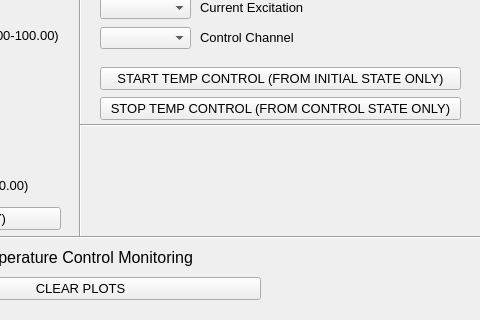
Above: adr_gui/adr_gui.ui from usnistgov/quantum-sensors-tdm before the change; both pictures show x 320 to 800 and y 163 to 483 of the 800 by 858 pixel window. Below: the same form after it.
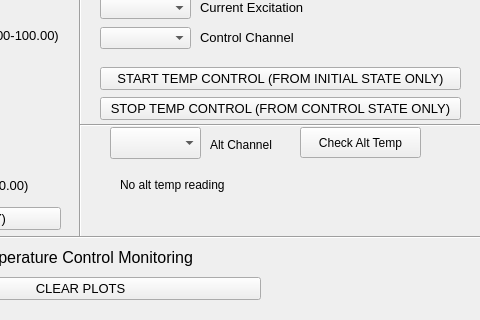
That is the form after the change.

Commit message: add alt temp reading

```diff
--- a/adr_gui/adr_gui.ui
+++ b/adr_gui/adr_gui.ui
@@ -666,6 +666,55 @@
      <string>STOP TEMP CONTROL (FROM CONTROL STATE ONLY)</string>
     </property>
    </widget>
+   <widget class="QComboBox" name="comboBox_altChannel">
+    <property name="geometry">
+     <rect>
+      <x>430</x>
+      <y>290</y>
+      <width>91</width>
+      <height>32</height>
+     </rect>
+    </property>
+   </widget>
+   <widget class="QPushButton" name="pushButton_altChannel">
+    <property name="geometry">
+     <rect>
+      <x>620</x>
+      <y>290</y>
+      <width>121</width>
+      <height>31</height>
+     </rect>
+    </property>
+    <property name="text">
+     <string>Check Alt Temp</string>
+    </property>
+   </widget>
+   <widget class="QLabel" name="label_altChannel">
+    <property name="geometry">
+     <rect>
+      <x>530</x>
+      <y>300</y>
+      <width>71</width>
+      <height>16</height>
+     </rect>
+    </property>
+    <property name="text">
+     <string>Alt Channel</string>
+    </property>
+   </widget>
+   <widget class="QLabel" name="label_altTempReading">
+    <property name="geometry">
+     <rect>
+      <x>440</x>
+      <y>340</y>
+      <width>281</width>
+      <height>16</height>
+     </rect>
+    </property>
+    <property name="text">
+     <string>No alt temp reading</string>
+    </property>
+   </widget>
   </widget>
   <widget class="QMenuBar" name="menubar">
    <property name="geometry">
```
Left out of the diff: 2 changed lines with no effect on the pictures. The commit also changes 2 other files.
